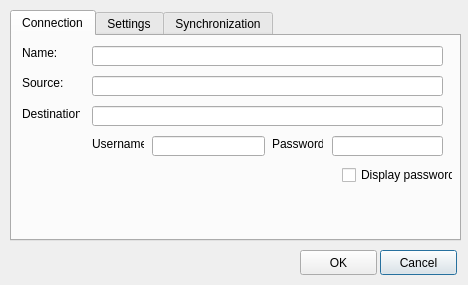
The window that trunk/FTPSynchronizer/ConnectionDialog.ui (martin-kudlicka/ftp-synchronizer) describes before a commit, drawn with Qt 5.
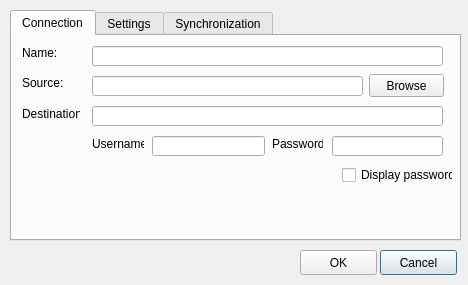
The same window after the commit.

Commit message: + browse for source directory + password display toggle + remove connection question + log colors * buffer saved when connection modified

Diff of the .ui file:
```diff
--- a/trunk/FTPSynchronizer/ConnectionDialog.ui
+++ b/trunk/FTPSynchronizer/ConnectionDialog.ui
@@ -83,16 +83,6 @@
       <string>Name:</string>
      </property>
     </widget>
-    <widget class="QLineEdit" name="qleSource" >
-     <property name="geometry" >
-      <rect>
-       <x>80</x>
-       <y>40</y>
-       <width>351</width>
-       <height>20</height>
-      </rect>
-     </property>
-    </widget>
     <widget class="QLabel" name="label_2" >
      <property name="geometry" >
       <rect>
@@ -151,8 +141,28 @@
        <height>20</height>
       </rect>
      </property>
-     <property name="echoMode" >
-      <enum>QLineEdit::Password</enum>
+    </widget>
+    <widget class="QLineEdit" name="qleSource" >
+     <property name="geometry" >
+      <rect>
+       <x>80</x>
+       <y>40</y>
+       <width>271</width>
+       <height>20</height>
+      </rect>
+     </property>
+    </widget>
+    <widget class="QPushButton" name="qpbBrowseSource" >
+     <property name="geometry" >
+      <rect>
+       <x>357</x>
+       <y>38</y>
+       <width>75</width>
+       <height>23</height>
+      </rect>
+     </property>
+     <property name="text" >
+      <string>Browse</string>
      </property>
     </widget>
     <widget class="QLineEdit" name="qleDestination" >
```
Left out of the diff: 21 changed lines with no effect on the pictures. The commit also changes 8 other files.
